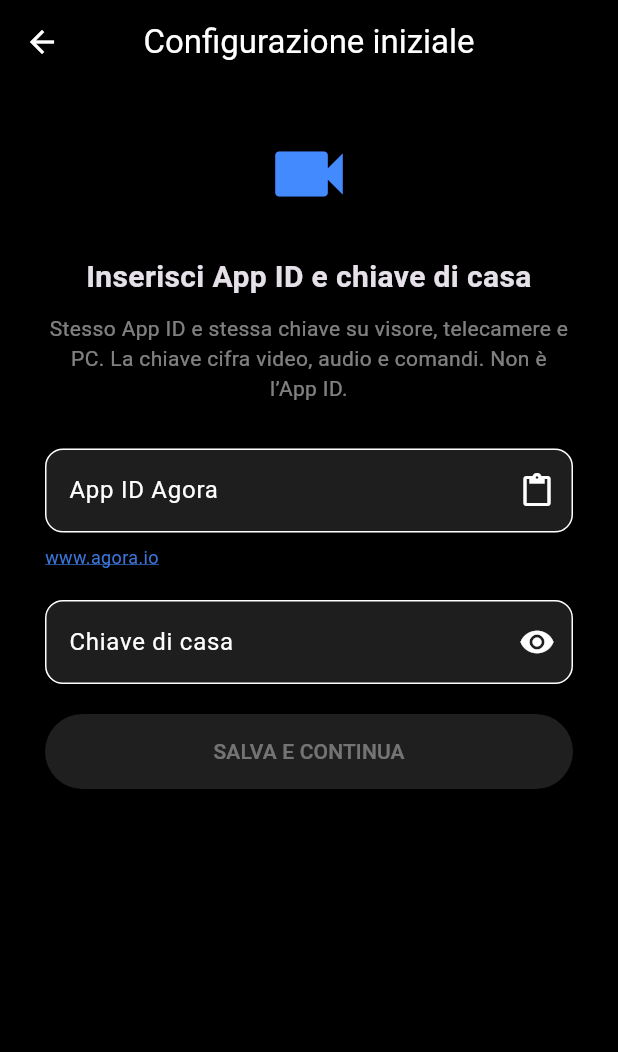
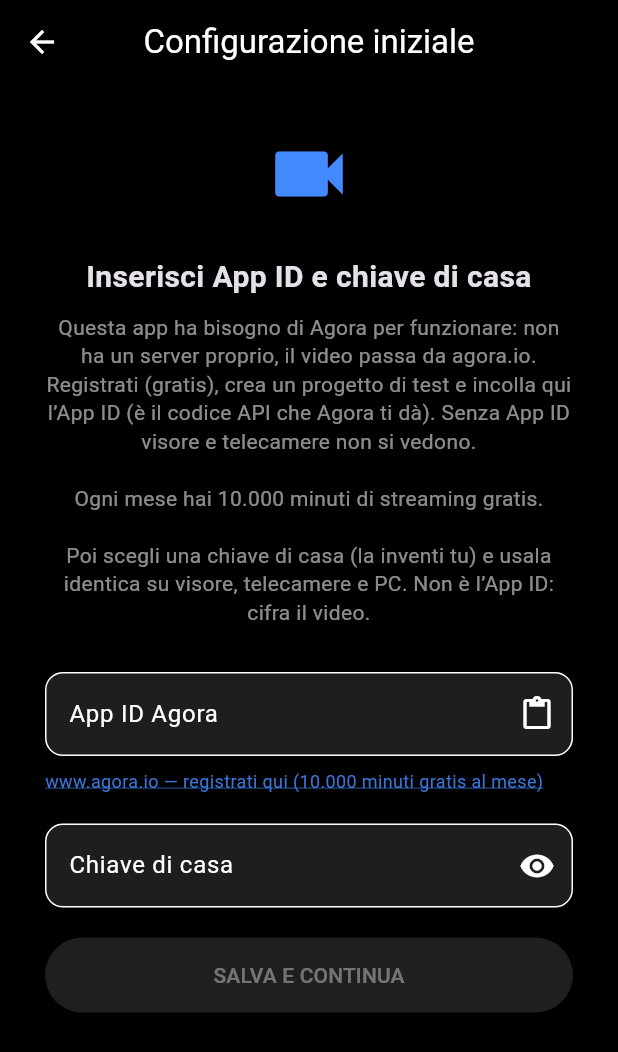
Before and after one commit to Nomeper/home-security-cam, a Flutter app: the AppIdInputScreen screen opened directly, on a phone screen of 412 x 824 dp. Shown: the top 1052 px of the screen. Run offline on Flutter 3.47's test engine with Material 3 defaults, Android fonts, the phone set to English and light mode, and no system bars; our stand-ins replace battery_plus, permission_handler, shared_preferences, wakelock_plus; missing offline and left inert: agora_rtc_engine, flutter_foreground_task; accounts and stored records are empty.

Commit message:
Explain that Agora signup and App ID are required for streaming.
Tell users in the v1.0.1+23 notes, app setup screen, and docs that they must register on agora.io, paste the App ID (Agora API), and get 10,000 free streaming minutes per month.

Co-authored-by: Nomeper <Nomeper@users.noreply.github.com>

```diff
--- a/lib/app_id_input_screen.dart
+++ b/lib/app_id_input_screen.dart
@@ -122,10 +122,18 @@ class _AppIdInputScreenState extends State<AppIdInputScreen> {
               ),
               const SizedBox(height: 10),
               Text(
-                'Stesso App ID e stessa chiave su visore, telecamere e PC. '
-                'La chiave cifra video, audio e comandi. Non è l’App ID.',
+                'Questa app ha bisogno di Agora per funzionare: non ha un server '
+                'proprio, il video passa da agora.io. Registrati (gratis), crea '
+                'un progetto di test e incolla qui l’App ID (è il codice API che '
+                'Agora ti dà). Senza App ID visore e telecamere non si vedono.\n\n'
+                'Ogni mese hai 10.000 minuti di streaming gratis.\n\n'
+                'Poi scegli una chiave di casa (la inventi tu) e usala identica '
+                'su visore, telecamere e PC. Non è l’App ID: cifra il video.',
                 textAlign: TextAlign.center,
-                style: TextStyle(color: Colors.white.withValues(alpha: 0.5)),
+                style: TextStyle(
+                  height: 1.35,
+                  color: Colors.white.withValues(alpha: 0.55),
+                ),
               ),
               const SizedBox(height: 30),
               TextField(
@@ -153,7 +161,7 @@ class _AppIdInputScreenState extends State<AppIdInputScreen> {
                 child: GestureDetector(
                   onTap: _openAgoraWebsite,
                   child: Text(
-                    'www.agora.io',
+                    'www.agora.io — registrati qui (10.000 minuti gratis al mese)',
                     style: TextStyle(
                       fontSize: 12,
                       color: Colors.blueAccent.withValues(alpha: 0.85),
```
Also changed, not shown: 8 other files.
